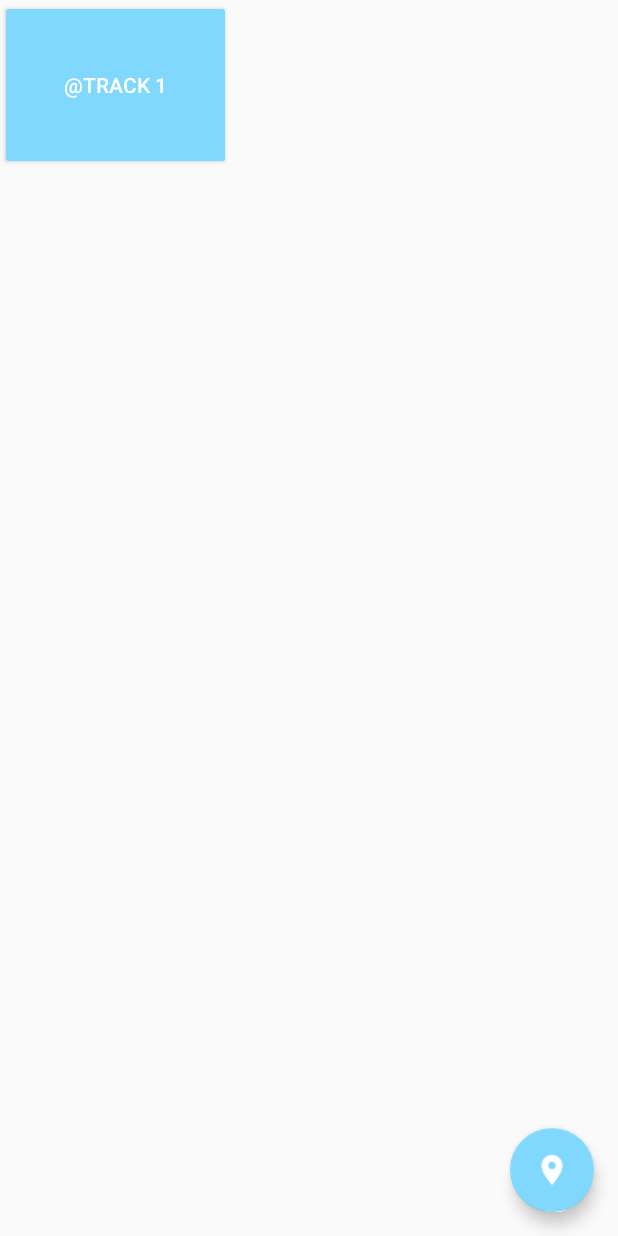
After one commit to Drakeland/GiG, an Android app: the layout music_player_layout.xml on its own in the app's theme, with its tools: preview values and no code run, on a phone screen of 412 x 824 dp. The commit adds this screen. Run offline under Robolectric (Android 15) with nearby library versions, the phone set to English and light mode, and no system bars.

Commit message:
added music button + music file to play, no music working currently

```diff
--- /dev/null
+++ b/app/src/main/res/layout/music_player_layout.xml
@@ -0,0 +1,33 @@
+<?xml version="1.0" encoding="utf-8"?>
+<android.support.design.widget.CoordinatorLayout
+    android:id="@+id/main_content"
+    xmlns:android="http://schemas.android.com/apk/res/android"
+    xmlns:app="http://schemas.android.com/apk/res-auto"
+    android:layout_width="match_parent"
+    android:layout_height="match_parent">
+
+    <Button
+        android:text="@Track 1"
+        android:layout_width="154dp"
+        android:layout_height="113dp"
+        android:id="@+id/play"
+        style="@style/Widget.AppCompat.Button.Colored" />
+
+    <android.support.design.widget.FloatingActionButton
+        android:id="@+id/fab2"
+        android:layout_width="wrap_content"
+        android:layout_height="wrap_content"
+        android:layout_gravity="end|bottom"
+        app:fabSize="normal"
+        android:src="@drawable/ic_location_on_white_24dp"
+        android:layout_marginRight="16dp"
+        android:layout_marginBottom="16dp"/>
+
+    <android.support.v7.widget.RecyclerView
+        android:id="@+id/recyclerView"
+        android:layout_width="match_parent"
+        android:layout_height="596dp"
+        android:fitsSystemWindows="true"
+        app:layout_behavior="@string/appbar_scrolling_view_behavior" />
+
+</android.support.design.widget.CoordinatorLayout>
```
Also changed, not shown: app/src/main/java/edu/ucsc/giggle/gig/MusicTabFragment.java (+32 -4 lines), 1 other file.
